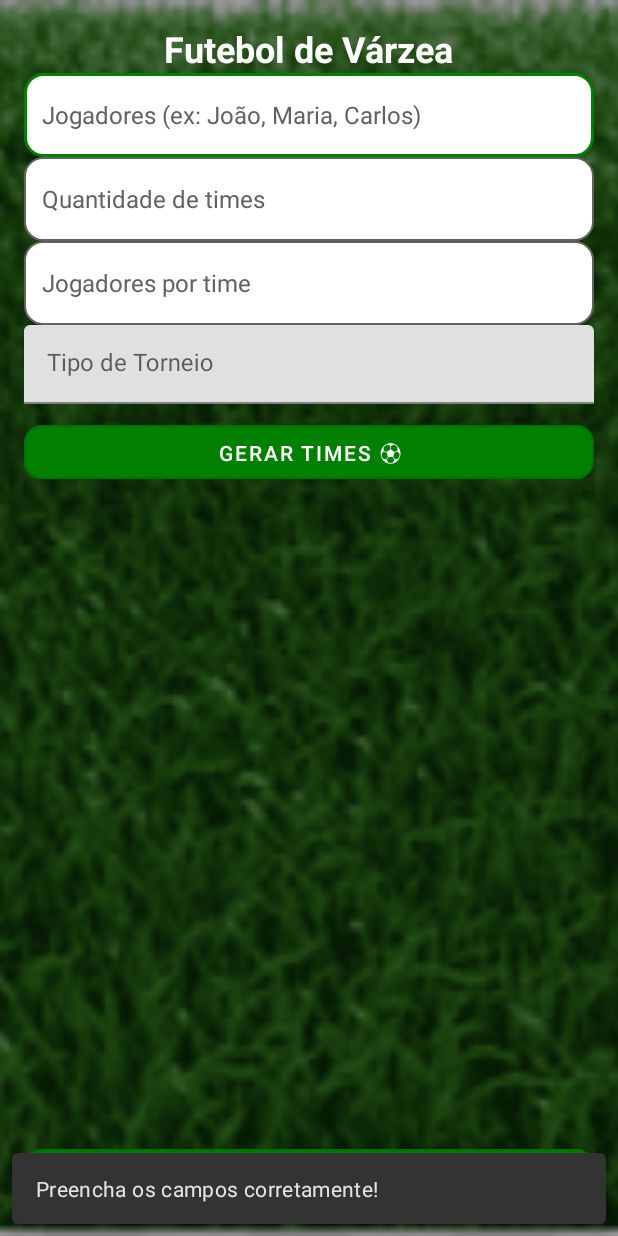
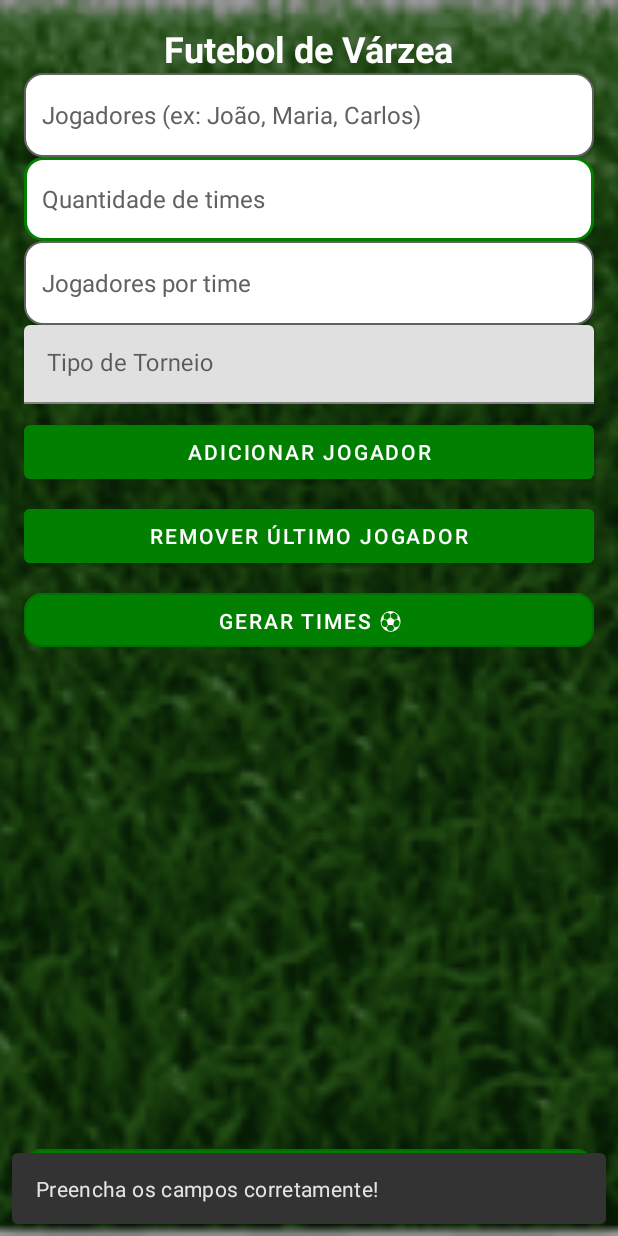
Before and after one commit to osmarDesenvolvedorDeSoftware/futebol_de_terca, an Android app: the screen it shows after launch (MainActivity), after a tap on "GERAR TIMES ⚽", on a phone screen of 412 x 824 dp. Run offline under Robolectric (Android 15) with nearby library versions, the phone set to English and light mode, and no system bars; our stand-ins replace AdMob.

Commit message:
Atualização botao adicionar jogador e botão remover ultimo jogador

```diff
--- a/app/src/main/java/com/com.osmardev/futebolterca/MainActivity.kt
+++ b/app/src/main/java/com/com.osmardev/futebolterca/MainActivity.kt
@@ -1,5 +1,6 @@
 package com.osmardev.futebolterca
 
+import android.app.Activity
 import android.content.Intent
 import android.os.Bundle
 import android.text.Html
@@ -12,13 +13,20 @@ class MainActivity : AppCompatActivity() {
 
     private lateinit var btnGenerateTeams: Button
     private lateinit var btnStartChampionship: Button
+    private lateinit var btnAddPlayer: Button
+    private lateinit var btnRemovePlayer: Button
     private lateinit var etPlayers: EditText
     private lateinit var etTeamCount: EditText
     private lateinit var etPlayersPerTeam: EditText
     private lateinit var spTournamentType: MaterialAutoCompleteTextView
     private lateinit var tvGeneratedTeams: TextView
 
+    private val playersList = mutableListOf<Player>()
     private var generatedTeams: List<Team> = emptyList()
+
+    companion object {
+        private const val REQUEST_ADD_PLAYER = 1001
+    }
 
     override fun onCreate(savedInstanceState: Bundle?) {
         super.onCreate(savedInstanceState)
@@ -26,35 +34,65 @@ class MainActivity : AppCompatActivity() {
 
         btnGenerateTeams = findViewById(R.id.btnGenerateTeams)
         btnStartChampionship = findViewById(R.id.btnStartChampionship)
+        btnAddPlayer = findViewById(R.id.btnAddPlayer)
+        btnRemovePlayer = findViewById(R.id.btnRemovePlayer)
         etPlayers = findViewById(R.id.etPlayers)
         etTeamCount = findViewById(R.id.etTeamCount)
         etPlayersPerTeam = findViewById(R.id.etPlayersPerTeam)
         spTournamentType = findViewById(R.id.spTournamentType)
         tvGeneratedTeams = findViewById(R.id.tvGeneratedTeams)
 
+        etPlayers.isFocusable = false
+        etPlayers.isFocusableInTouchMode = false
+        etPlayers.isClickable = false
+
         val tournamentTypes = arrayOf("Mata-Mata", "Pontos Corridos")
         val adapter = ArrayAdapter(this, android.R.layout.simple_dropdown_item_1line, tournamentTypes)
-
         spTournamentType.setAdapter(adapter)
 
-        spTournamentType.setOnClickListener {
-            spTournamentType.showDropDown()
-        }
+        spTournamentType.setOnClickListener { spTournamentType.showDropDown() }
 
         btnGenerateTeams.setOnClickListener { generateTeams() }
         btnStartChampionship.setOnClickListener { startTournament() }
+        btnAddPlayer.setOnClickListener { openAddPlayerScreen() }
+        btnRemovePlayer.setOnClickListener { removeLastPlayer() }
     }
-    override fun onBackPressed() {
-        super.onBackPressed()
-        overridePendingTransition(R.anim.slide_in_left, R.anim.slide_out_right)
+
+    private fun openAddPlayerScreen() {
+        val intent = Intent(this, AddPlayerActivity::class.java)
+        startActivityForResult(intent, REQUEST_ADD_PLAYER)
+    }
+
+    override fun onActivityResult(requestCode: Int, resultCode: Int, data: Intent?) {
+        super.onActivityResult(requestCode, resultCode, data)
+        if (requestCode == REQUEST_ADD_PLAYER && resultCode == Activity.RESULT_OK) {
+            val newPlayer = data?.getParcelableExtra<Player>("newPlayer")
+            newPlayer?.let {
+                playersList.add(it)
+                updatePlayersUI()
+            }
+        }
+    }
+
+    private fun updatePlayersUI() {
+        val playersText = playersList.joinToString("\n") { "⚽ ${it.name} - ${it.rating}★" }
+        etPlayers.setText(playersText)
+    }
+
+    private fun removeLastPlayer() {
+        if (playersList.isNotEmpty()) {
+            playersList.removeAt(playersList.size - 1)
+            updatePlayersUI()
+        } else {
+            showToast("Nenhum jogador para remover!")
+        }
     }
 
     private fun generateTeams() {
-        val playersInput = etPlayers.text.toString().trim()
-        val players = parsePlayers(playersInput)
+        val players = playersList
         val teamCount = etTeamCount.text.toString().toIntOrNull() ?: 0
 
-        if (playersInput.isEmpty() || teamCount == 0) {
+        if (players.isEmpty() || teamCount == 0) {
             Snackbar.make(btnGenerateTeams, "Preencha os campos corretamente!", Snackbar.LENGTH_LONG).show()
             return
         }
@@ -67,27 +105,17 @@ class MainActivity : AppCompatActivity() {
         generatedTeams = generateBalancedTeams(players, teamCount)
         displayGeneratedTeams()
         btnStartChampionship.isEnabled = true
-
-        Snackbar.make(btnGenerateTeams, "Times gerados!", Snackbar.LENGTH_LONG)
-            .setAction("Refazer") {
-                generateTeams()
-            }
-            .show()
     }
 
     private fun displayGeneratedTeams() {
         val formattedTeams = StringBuilder()
-
         generatedTeams.forEach { team ->
             formattedTeams.append("<b>⚽ ${team.name}</b><br>")
-
             team.players.forEach { player ->
                 formattedTeams.append("➜ ${player.name} (${player.rating}★)<br>")
             }
-
             formattedTeams.append("<br>")
         }
-
         tvGeneratedTeams.text = Html.fromHtml(formattedTeams.toString(), Html.FROM_HTML_MODE_LEGACY)
     }
 
@@ -111,13 +139,8 @@ class MainActivity : AppCompatActivity() {
         overridePendingTransition(R.anim.slide_in_right, R.anim.slide_out_left)
     }
 
-    private fun parsePlayers(input: String): List<Player> {
-        return input.split(",").map { rawPlayer ->
-            val trimmed = rawPlayer.trim()
-            val name = trimmed.replace("*", "")
-            val rating = trimmed.count { it == '*' }.coerceIn(1, 5)
-            Player(name, rating)
-        }
+    private fun showToast(message: String) {
+        Toast.makeText(this, message, Toast.LENGTH_SHORT).show()
     }
 
     private fun generateBalancedTeams(players: List<Player>, teamCount: Int): List<Team> {
@@ -128,9 +151,8 @@ class MainActivity : AppCompatActivity() {
             teams[index % teamCount].add(player)
         }
 
-        //
         val uniqueNames = mutableSetOf<String>()
-        val generatedTeams = teams.map {
+        return teams.map {
             var teamName: String
             do {
                 teamName = generateRandomTeamName()
@@ -138,8 +160,6 @@ class MainActivity : AppCompatActivity() {
             uniqueNames.add(teamName)
             Team(teamName, ArrayList(it))
         }
-
-        return generatedTeams
     }
 
     private fun generateRandomTeamName(): String {
@@ -148,8 +168,4 @@ class MainActivity : AppCompatActivity() {
 
         return "${part1.random()} ${part2.random()}"
     }
-
-    private fun showToast(message: String) {
-        Toast.makeText(this, message, Toast.LENGTH_SHORT).show()
-    }
 }
--- a/app/src/main/res/layout/activity_main.xml
+++ b/app/src/main/res/layout/activity_main.xml
@@ -105,6 +105,21 @@
         android:focusable="false"
         android:cursorVisible="false" />
 </com.google.android.material.textfield.TextInputLayout>
+<Button
+    android:id="@+id/btnAddPlayer"
+    android:layout_width="match_parent"
+    android:layout_height="wrap_content"
+    android:text="Adicionar Jogador"
+    android:layout_marginTop="8dp"/>
+<Button
+    android:id="@+id/btnRemovePlayer"
+    android:layout_width="match_parent"
+    android:layout_height="wrap_content"
+    android:text="Remover Último Jogador"
+    android:layout_marginTop="8dp"
+    android:backgroundTint="@color/primary"
+    android:textColor="@android:color/white"/>
+
 
 
         <com.google.android.material.button.MaterialButton
```
Also changed, not shown: app/src/main/AndroidManifest.xml (+4 -3 lines), app/src/main/java/com/com.osmardev/futebolterca/AddPlayerActivity.kt (added, +41 -0 lines), app/src/main/res/layout/activity_add_player.xml (added, +30 -0 lines).
